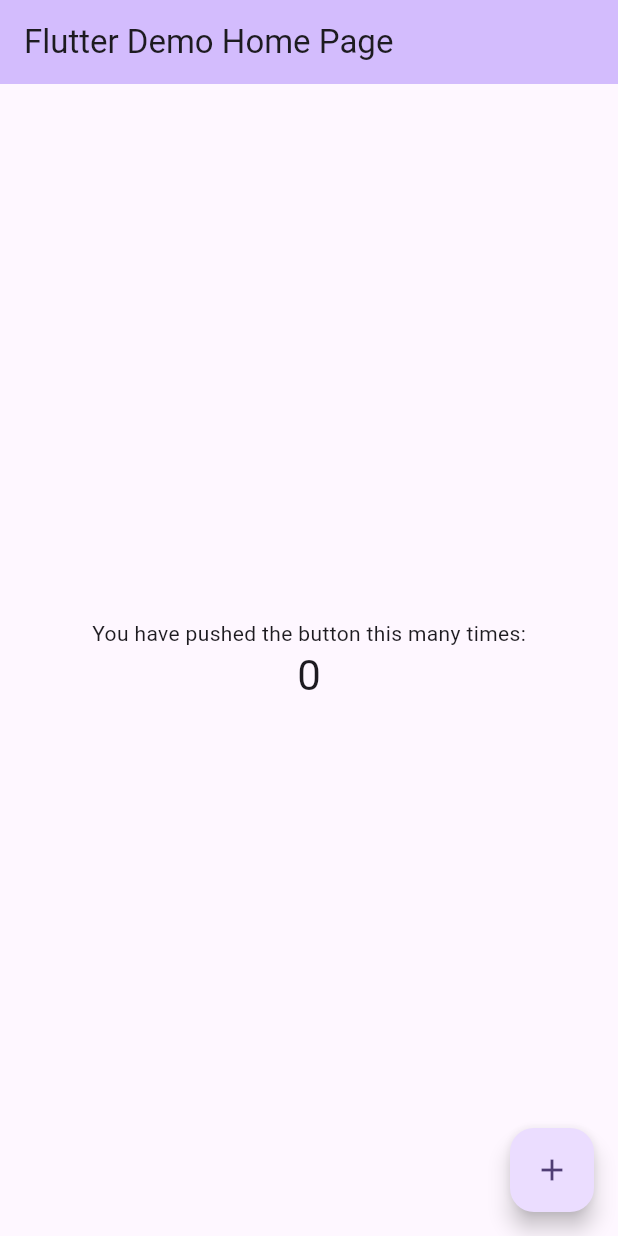
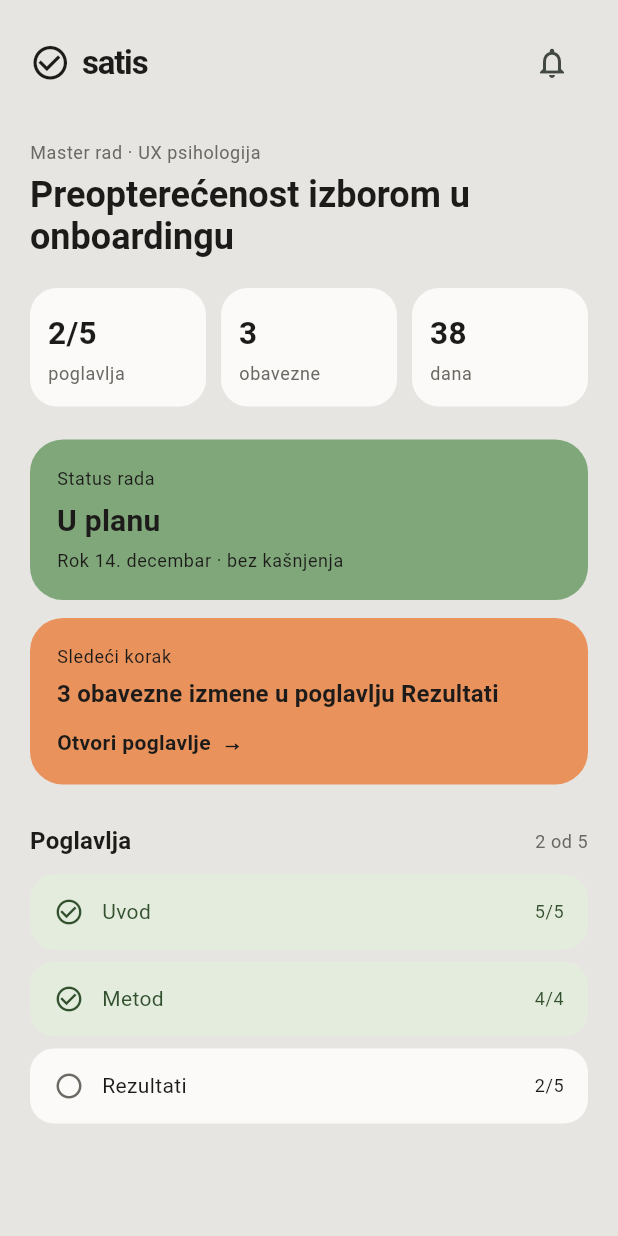
Before and after one commit to jovanabugarcic/satis, a Flutter app: the screen it shows after launch, on a phone screen of 412 x 824 dp. Run offline on Flutter 3.47's test engine with Material 3 defaults, Android fonts, the phone set to English and light mode, and no system bars.

Commit message:
Dodat student dashboard ekran i boje

```diff
--- /dev/null
+++ b/lib/app.dart
@@ -0,0 +1,17 @@
+import 'package:flutter/material.dart';
+import 'core/theme/satis_theme.dart';
+import 'screens/student_dashboard_screen.dart';
+
+class SatisApp extends StatelessWidget {
+  const SatisApp({super.key}); // konstruktor super.keyomogucava flutteru da identifikuje widget u stablu aplikacija
+
+  @override
+  Widget build(BuildContext context) {//kontekst je objekat koji sadrži informacije o lokaciji widgeta u stablu widgeta, kao i informacije o temi, jeziku i drugim aspektima okruženja aplikacije
+    return MaterialApp(//korenski widget koji podešava naziv, temu i početni ekran.
+      title: 'Satis',
+      debugShowCheckedModeBanner: false,//uklanja debug baner u gornjem desnom uglu aplikacije
+      theme: SatisTheme.light,
+      home: const StudentDashboardScreen(),//početni ekran aplikacije je StudentDashboardScreen
+    );
+  }
+}
--- /dev/null
+++ b/lib/core/theme/satis_palette.dart
@@ -0,0 +1,14 @@
+import 'package:flutter/material.dart';
+
+abstract final class SatisPalette {
+  static const ink = Color(0xFF1C1B19);
+  static const background = Color(0xFFE6E5E1);
+  static const surface = Color(0xFFFBFAF8);
+  static const sage = Color(0xFF7FA77A);
+  static const apricot = Color(0xFFE9925C);
+  static const lilac = Color(0xFFB9A4E0);
+  static const line = Color(0xFFDEDCD6);
+  static const mutedText = Color(0xFF6B6963);
+  static const closedBackground = Color(0xFFE4ECDD);
+  static const closedText = Color(0xFF33512F);
+}
--- /dev/null
+++ b/lib/core/theme/satis_theme.dart
@@ -0,0 +1,45 @@
+import 'package:flutter/material.dart';
+import 'satis_palette.dart';
+
+abstract final class SatisTheme {
+  static ThemeData get light { //light je statički getter koji vraća svetlu ThemeData
+    final colorScheme = ColorScheme.fromSeed(//sema boja
+      seedColor: SatisPalette.sage,
+      brightness: Brightness.light,
+    ).copyWith(
+      primary: SatisPalette.ink,
+      secondary: SatisPalette.sage,
+      surface: SatisPalette.surface,
+      onSurface: SatisPalette.ink,
+    );
+
+    return ThemeData( //ThemeData je klasa koja definiše vizuelni izgled aplikacije, uključujući boje, fontove i stilove widgeta
+      useMaterial3: true,
+      colorScheme: colorScheme,
+      scaffoldBackgroundColor: SatisPalette.background,
+      textTheme: const TextTheme(
+        headlineSmall: TextStyle(//headlineSmall je stil za naslov
+          color: SatisPalette.ink,
+          fontSize: 24,
+          fontWeight: FontWeight.w600,
+          height: 1.15,
+        ),
+        titleMedium: TextStyle(//stil za srednje naslove
+          color: SatisPalette.ink,
+          fontSize: 16,
+          fontWeight: FontWeight.w600,
+        ),
+        bodyMedium: TextStyle(//stil za srednji tekst
+          color: SatisPalette.ink,
+          fontSize: 14,
+          height: 1.35,
+        ),
+        bodySmall: TextStyle(//stil za mali tekst
+          color: SatisPalette.mutedText,
+          fontSize: 12,
+          height: 1.3,
+        ),
+      ),
+    );
+  }
+}
--- a/lib/main.dart
+++ b/lib/main.dart
@@ -1,122 +1,6 @@
 import 'package:flutter/material.dart';
+import 'app.dart';
 
 void main() {
-  runApp(const MyApp());
+  runApp(const SatisApp());
 }
-
-class MyApp extends StatelessWidget {
-  const MyApp({super.key});
-
-  // This widget is the root of your application.
-  @override
-  Widget build(BuildContext context) {
-    return MaterialApp(
-      title: 'Flutter Demo',
-      theme: ThemeData(
-        // This is the theme of your application.
-        //
-        // TRY THIS: Try running your application with "flutter run". You'll see
-        // the application has a purple toolbar. Then, without quitting the app,
-        // try changing the seedColor in the colorScheme below to Colors.green
-        // and then invoke "hot reload" (save your changes or press the "hot
-        // reload" button in a Flutter-supported IDE, or press "r" if you used
-        // the command line to start the app).
-        //
-        // Notice that the counter didn't reset back to zero; the application
-        // state is not lost during the reload. To reset the state, use hot
-        // restart instead.
-        //
-        // This works for code too, not just values: Most code changes can be
-        // tested with just a hot reload.
-        colorScheme: .fromSeed(seedColor: Colors.deepPurple),
-      ),
-      home: const MyHomePage(title: 'Flutter Demo Home Page'),
-    );
-  }
-}
-
-class MyHomePage extends StatefulWidget {
-  const MyHomePage({super.key, required this.title});
-
-  // This widget is the home page of your application. It is stateful, meaning
-  // that it has a State object (defined below) that contains fields that affect
-  // how it looks.
-
-  // This class is the configuration for the state. It holds the values (in this
-  // case the title) provided by the parent (in this case the App widget) and
-  // used by the build method of the State. Fields in a Widget subclass are
-  // always marked "final".
-
-  final String title;
-
-  @override
-  State<MyHomePage> createState() => _MyHomePageState();
-}
-
-class _MyHomePageState extends State<MyHomePage> {
-  int _counter = 0;
-
-  void _incrementCounter() {
-    setState(() {
-      // This call to setState tells the Flutter framework that something has
-      // changed in this State, which causes it to rerun the build method below
-      // so that the display can reflect the updated values. If we changed
-      // _counter without calling setState(), then the build method would not be
-      // called again, and so nothing would appear to happen.
-      _counter++;
-    });
-  }
-
-  @override
-  Widget build(BuildContext context) {
-    // This method is rerun every time setState is called, for instance as done
-    // by the _incrementCounter method above.
-    //
-    // The Flutter framework has been optimized to make rerunning build methods
-    // fast, so that you can just rebuild anything that needs updating rather
-    // than having to individually change instances of widgets.
-    return Scaffold(
-      appBar: AppBar(
-        // TRY THIS: Try changing the color here to a specific color (to
-        // Colors.amber, perhaps?) and trigger a hot reload to see the AppBar
-        // change color while the other colors stay the same.
-        backgroundColor: Theme.of(context).colorScheme.inversePrimary,
-        // Here we take the value from the MyHomePage object that was created by
-        // the App.build method, and use it to set our appbar title.
-        title: Text(widget.title),
-      ),
-      body: Center(
-        // Center is a layout widget. It takes a single child and positions it
-        // in the middle of the parent.
-        child: Column(
-          // Column is also a layout widget. It takes a list of children and
-          // arranges them vertically. By default, it sizes itself to fit its
-          // children horizontally, and tries to be as tall as its parent.
-          //
-          // Column has various properties to control how it sizes itself and
-          // how it positions its children. Here we use mainAxisAlignment to
-          // center the children vertically; the main axis here is the vertical
-          // axis because Columns are vertical (the cross axis would be
-          // horizontal).
-          //
-          // TRY THIS: Invoke "debug painting" (choose the "Toggle Debug Paint"
-          // action in the IDE, or press "p" in the console), to see the
-          // wireframe for each widget.
-          mainAxisAlignment: .center,
-          children: [
-            const Text('You have pushed the button this many times:'),
-            Text(
-              '$_counter',
-              style: Theme.of(context).textTheme.headlineMedium,
-            ),
-          ],
-        ),
-      ),
-      floatingActionButton: FloatingActionButton(
-        onPressed: _incrementCounter,
-        tooltip: 'Increment',
-        child: const Icon(Icons.add),
-      ),
-    );
-  }
-}
--- /dev/null
+++ b/lib/screens/student_dashboard_screen.dart
@@ -0,0 +1,200 @@
+import 'package:flutter/material.dart';
+import '../core/theme/satis_palette.dart';
+
+class StudentDashboardScreen extends StatelessWidget {
+  const StudentDashboardScreen({super.key});
+
+  @override
+  Widget build(BuildContext context) {//pomocu context-a se pristupa temama i stilovima aplikacije, a zatim se kreira Scaffold koji sadrži SafeArea i SingleChildScrollView za prikaz sadržaja ekrana
+    return Scaffold(
+      body: SafeArea(//SafeArea je widget koji osigurava da sadržaj ekrana ne bude preklopljen status barom, notch-om ili drugim sistemskim elementima
+        child: SingleChildScrollView(
+          padding: const EdgeInsets.fromLTRB(20, 18, 20, 28),
+          child: Column(
+            crossAxisAlignment: CrossAxisAlignment.start,
+            children: [
+              const _BrandHeader(),
+              const SizedBox(height: 28),
+              Text(
+                'Master rad · UX psihologija',
+                style: Theme.of(context).textTheme.bodySmall,
+              ),
+              const SizedBox(height: 6),
+              Text(
+                'Preopterećenost izborom u onboardingu',
+                style: Theme.of(context).textTheme.headlineSmall,
+              ),
+              const SizedBox(height: 20),
+              const Row(
+                children: [
+                  Expanded(child: _Metric(value: '2/5', label: 'poglavlja')),
+                  SizedBox(width: 10),
+                  Expanded(child: _Metric(value: '3', label: 'obavezne')),
+                  SizedBox(width: 10),
+                  Expanded(child: _Metric(value: '38', label: 'dana')),
+                ],
+              ),
+              const SizedBox(height: 22),
+              const _StatusPanel(),
+              const SizedBox(height: 12),
+              const _NextStepPanel(),
+              const SizedBox(height: 26),
+              Row(
+                mainAxisAlignment: MainAxisAlignment.spaceBetween,
+                children: [
+                  Text('Poglavlja', style: Theme.of(context).textTheme.titleMedium),
+                  Text('2 od 5', style: Theme.of(context).textTheme.bodySmall),
+                ],
+              ),
+              const SizedBox(height: 10),
+              const _ChapterRow(name: 'Uvod', progress: '5/5', closed: true),
+              const SizedBox(height: 8),
+              const _ChapterRow(name: 'Metod', progress: '4/4', closed: true),
+              const SizedBox(height: 8),
+              const _ChapterRow(name: 'Rezultati', progress: '2/5'),
+            ],
+          ),
+        ),
+      ),
+    );
+  }
+}
+
+class _BrandHeader extends StatelessWidget { //gornji deo ekrana sa logom i notifikacijama
+  const _BrandHeader();
+
+  @override
+  Widget build(BuildContext context) {
+    return Row(
+      children: [
+        const Icon(Icons.check_circle_outline, color: SatisPalette.ink, size: 27),
+        const SizedBox(width: 8),
+        Text(
+          'satis',
+          style: Theme.of(context).textTheme.titleMedium?.copyWith(
+                fontSize: 22,
+                letterSpacing: -0.8,
+              ),
+        ),
+        const Spacer(),
+        IconButton(
+          onPressed: () {},
+          tooltip: 'Obaveštenja',
+          icon: const Icon(Icons.notifications_none),
+        ),
+      ],
+    );
+  }
+}
+
+class _Metric extends StatelessWidget {//prikazuje metriku sa vrednošću i labelom
+  const _Metric({required this.value, required this.label});
+
+  final String value;
+  final String label;
+
+  @override
+  Widget build(BuildContext context) {
+    return Container(
+      padding: const EdgeInsets.symmetric(horizontal: 12, vertical: 14),
+      decoration: BoxDecoration(
+        color: SatisPalette.surface,
+        borderRadius: BorderRadius.circular(18),
+      ),
+      child: Column(//za prikazivanje vrednosti i labela u metriki
+        crossAxisAlignment: CrossAxisAlignment.start,
+        children: [
+          Text(value, style: Theme.of(context).textTheme.titleMedium?.copyWith(fontSize: 21)),
+          const SizedBox(height: 3),
+          Text(label, style: Theme.of(context).textTheme.bodySmall),
+        ],
+      ),
+    );
+  }
+}
+
+class _StatusPanel extends StatelessWidget {//prikazuje status rada sa informacijama o planu i roku
+  const _StatusPanel();
+
+  @override
+  Widget build(BuildContext context) {
+    return Container(
+      width: double.infinity,
+      padding: const EdgeInsets.all(18),
+      decoration: BoxDecoration(
+        color: SatisPalette.sage,
+        borderRadius: BorderRadius.circular(22),
+      ),
+      child: Column(
+        crossAxisAlignment: CrossAxisAlignment.start,
+        children: [
+          Text('Status rada', style: Theme.of(context).textTheme.bodySmall?.copyWith(color: SatisPalette.ink)),
+          const SizedBox(height: 5),
+          Text('U planu', style: Theme.of(context).textTheme.titleMedium?.copyWith(fontSize: 20)),
+          const SizedBox(height: 4),
+          Text('Rok 14. decembar · bez kašnjenja', style: Theme.of(context).textTheme.bodySmall?.copyWith(color: SatisPalette.ink)),
+        ],
+      ),
+    );
+  }
+}
+
+class _NextStepPanel extends StatelessWidget { //prikazuje sledeći korak sa informacijama o obavezama i linkom za otvaranje poglavlja
+  const _NextStepPanel();
+
+  @override
+  Widget build(BuildContext context) {
+    return Container(
+      width: double.infinity,
+      padding: const EdgeInsets.all(18),
+      decoration: BoxDecoration(
+        color: SatisPalette.apricot,
+        borderRadius: BorderRadius.circular(22),
+      ),
+      child: Column(
+        crossAxisAlignment: CrossAxisAlignment.start,
+        children: [
+          Text('Sledeći korak', style: Theme.of(context).textTheme.bodySmall?.copyWith(color: SatisPalette.ink)),
+          const SizedBox(height: 5),
+          Text('3 obavezne izmene u poglavlju Rezultati', style: Theme.of(context).textTheme.titleMedium),
+          const SizedBox(height: 10),
+          Text('Otvori poglavlje  →', style: Theme.of(context).textTheme.bodyMedium?.copyWith(fontWeight: FontWeight.w600)),
+        ],
+      ),
+    );
+  }
+}
+
+class _ChapterRow extends StatelessWidget {//prikazuje red sa informacijama o poglavlju, uključujući naziv, napredak i status zatvorenosti
+  const _ChapterRow({required this.name, required this.progress, this.closed = false});
+
+  final String name;
+  final String progress;
+  final bool closed;
+
+  @override
+  Widget build(BuildContext context) {
+    final background = closed ? SatisPalette.closedBackground : SatisPalette.surface;
+    final foreground = closed ? SatisPalette.closedText : SatisPalette.ink;
+
+    return Container(
+      padding: const EdgeInsets.symmetric(horizontal: 16, vertical: 15),
+      decoration: BoxDecoration(
+        color: background,
+        borderRadius: BorderRadius.circular(16),
+      ),
+      child: Row(
+        children: [
+          Icon(
+            closed ? Icons.check_circle_outline : Icons.radio_button_unchecked,
+            color: closed ? SatisPalette.closedText : SatisPalette.mutedText,
+            size: 20,
+          ),
+          const SizedBox(width: 12),
+          Expanded(child: Text(name, style: Theme.of(context).textTheme.bodyMedium?.copyWith(color: foreground))),
+          Text(progress, style: Theme.of(context).textTheme.bodySmall?.copyWith(color: foreground)),
+        ],
+      ),
+    );
+  }
+}
```
